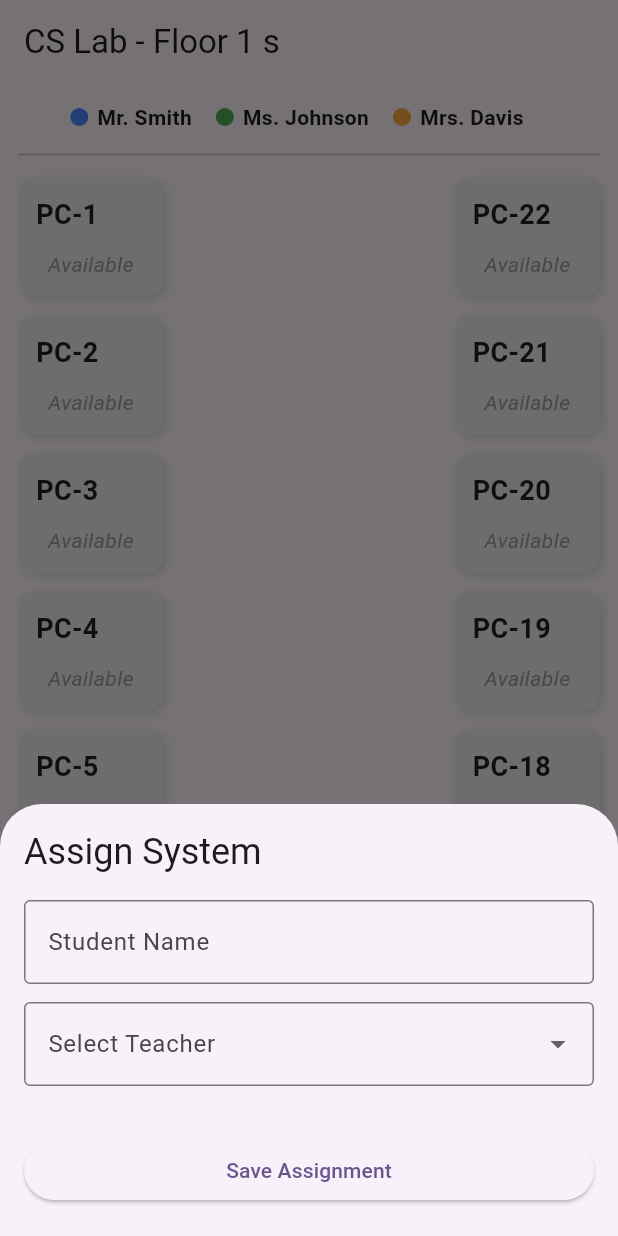
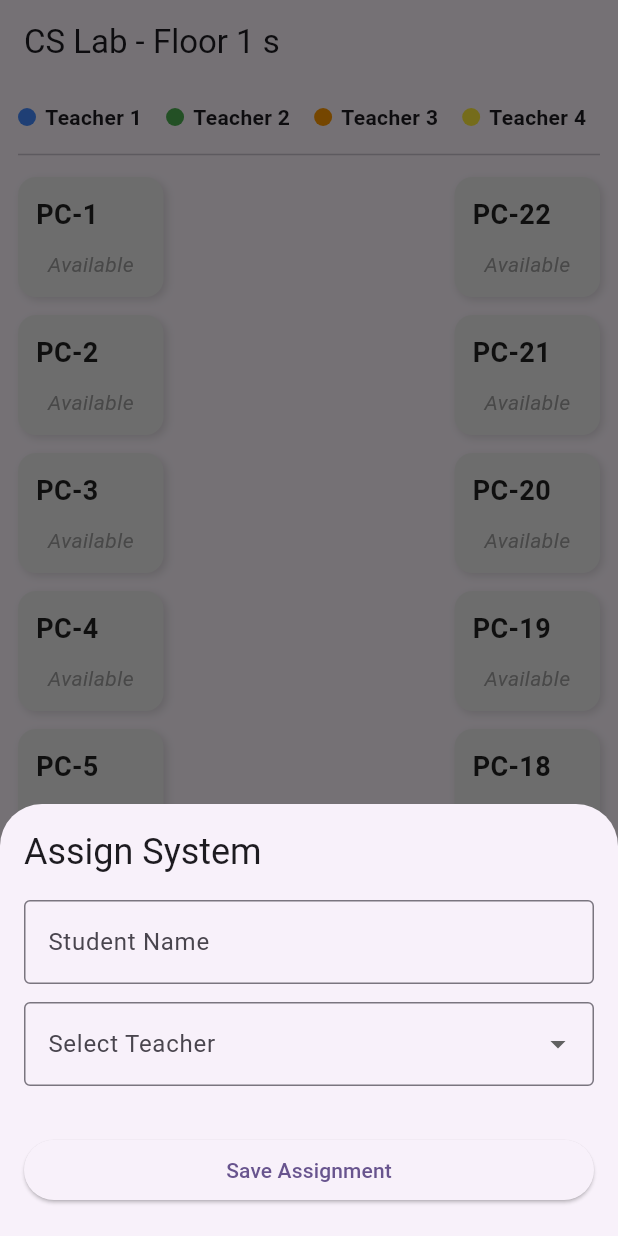
Before and after one commit to networksystemzwnd-ship-it/lab_chart, a Flutter app: the screen it shows after launch, after a tap on an icon or button, on a phone screen of 412 x 824 dp. Run offline on Flutter 3.47's test engine with Material 3 defaults, Android fonts, the phone set to English and light mode, and no system bars; our stand-ins replace equatable, flutter_bloc.

Commit message:
added more teachers

```diff
--- a/lib/features/lab/data/repositories/lab_repository_impl.dart
+++ b/lib/features/lab/data/repositories/lab_repository_impl.dart
@@ -16,7 +16,9 @@ class LabRepositoryImpl implements LabRepository {
       final models = await localDataSource.getLastSavedLabData();
 
       // 2. Convert Models -> Entities (if needed)
-      return models;
+      return models
+          .map((ls) => LabSystem(id: ls.id, systemNumber: ls.systemNumber))
+          .toList();
     } catch (e) {
       // Handle DB errors
       throw Exception("Failed to load lab data");
--- a/lib/features/lab/presentation/bloc/lab_bloc.dart
+++ b/lib/features/lab/presentation/bloc/lab_bloc.dart
@@ -12,9 +12,13 @@ class LabBloc extends Bloc<LabEvent, LabState> {
 
   // Hardcoded Logic for Teacher Colors (In real app, this might come from API)
   final Map<String, Color> _teacherColors = {
-    'Mr. Smith': Colors.blueAccent,
-    'Ms. Johnson': Colors.green,
-    'Mrs. Davis': Colors.orangeAccent,
+    'Teacher 1': Colors.blueAccent,
+    'Teacher 2': Colors.green,
+    'Teacher 3': Colors.orange,
+    'Teacher 4': Colors.yellow,
+    'Teacher 5': Colors.cyan,
+    'Teacher 6': Colors.deepOrange,
+    'Teacher 7': Colors.red,
   };
 
   // DEPEND ON THE CONTRACT, NOT THE IMPLEMENTATION
--- a/lib/features/lab/presentation/widgets/assignment_form.dart
+++ b/lib/features/lab/presentation/widgets/assignment_form.dart
@@ -52,9 +52,13 @@ class _AssignmentFormState extends State<AssignmentForm> {
                 border: OutlineInputBorder(),
               ),
               items: [
-                'Mr. Smith',
-                'Ms. Johnson',
-                'Mrs. Davis',
+                'Teacher 1',
+                'Teacher 2',
+                'Teacher 3',
+                'Teacher 4',
+                'Teacher 5',
+                'Teacher 6',
+                'Teacher 7',
               ].map((t) => DropdownMenuItem(value: t, child: Text(t))).toList(),
               onChanged: (val) => setState(() => _selectedTeacher = val),
             ),
@@ -72,8 +76,7 @@ class _AssignmentFormState extends State<AssignmentForm> {
                     context.read<LabBloc>().add(
                       AssignStudent(
                         systemId: widget.systemId,
-                        studentName: _nameController
-                            .text, // Assume you added a controller
+                        studentName: _nameController.text,
                         teacherName: _selectedTeacher!,
                         startTime: DateTime.now(),
                         endTime: DateTime.now().add(const Duration(hours: 1)),
```
